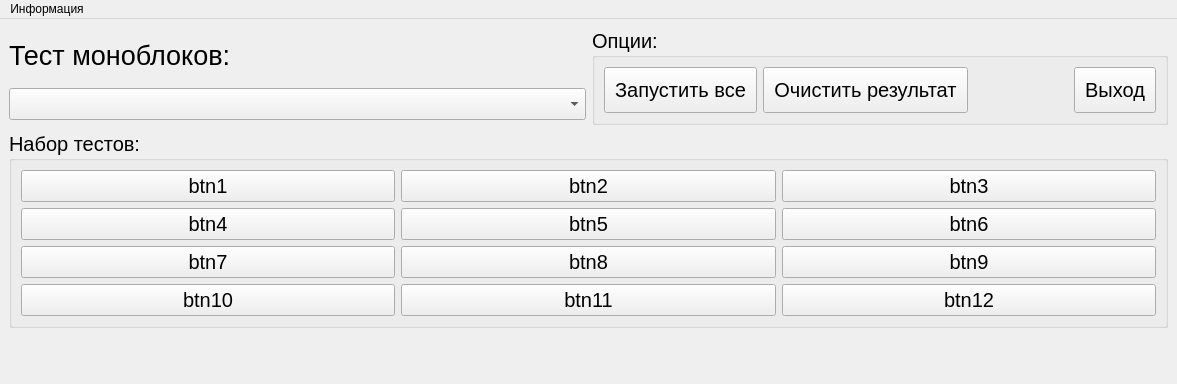
First picture: the form in ui/untitled.ui, repository Mex93/MonoblockTests, before the edit.
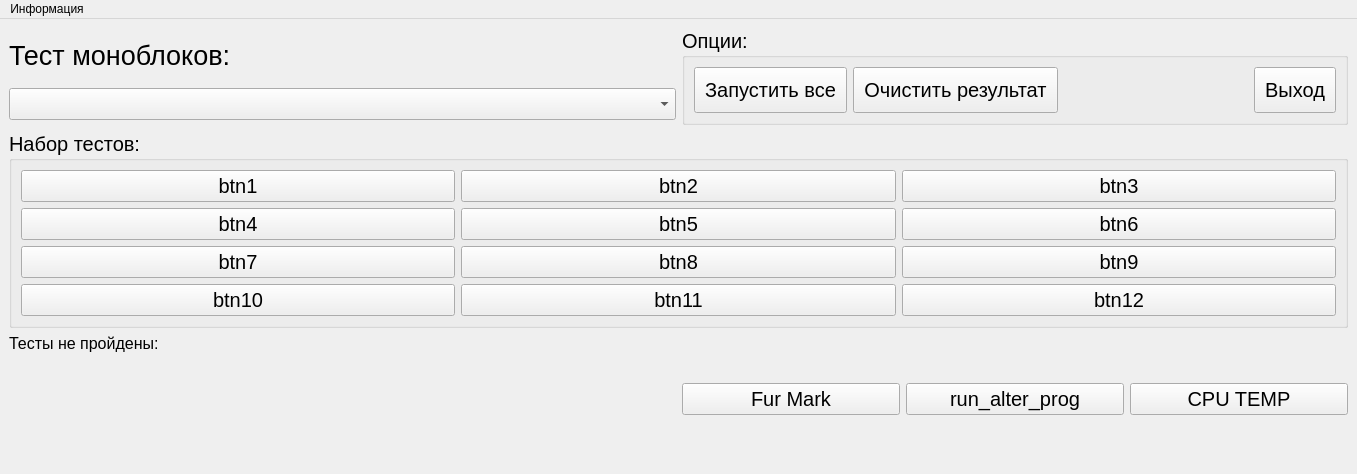
Second picture: the form after the edit. Icons and pictures are not drawn.

Commit message: added failed test label

The edit to the form file:
```diff
--- a/ui/untitled.ui
+++ b/ui/untitled.ui
@@ -6,8 +6,8 @@
    <rect>
     <x>0</x>
     <y>0</y>
-    <width>1177</width>
-    <height>384</height>
+    <width>1357</width>
+    <height>474</height>
    </rect>
   </property>
   <property name="minimumSize">
@@ -30,7 +30,7 @@
    </size>
   </property>
   <widget class="QWidget" name="centralwidget">
-   <layout class="QVBoxLayout" name="verticalLayout_6">
+   <layout class="QVBoxLayout" name="verticalLayout_7">
     <item>
      <layout class="QVBoxLayout" name="verticalLayout_5" stretch="0,1">
       <item>
@@ -287,17 +287,87 @@
          </widget>
         </item>
         <item>
-         <spacer name="verticalSpacer_2">
-          <property name="orientation">
-           <enum>Qt::Orientation::Vertical</enum>
-          </property>
-          <property name="sizeHint" stdset="0">
-           <size>
-            <width>20</width>
-            <height>40</height>
-           </size>
-          </property>
-         </spacer>
+         <layout class="QHBoxLayout" name="horizontalLayout_5">
+          <item>
+           <layout class="QVBoxLayout" name="verticalLayout_6">
+            <item>
+             <widget class="QLabel" name="label_tests_failed">
+              <property name="font">
+               <font>
+                <pointsize>12</pointsize>
+               </font>
+              </property>
+              <property name="text">
+               <string>Тесты не пройдены:</string>
+              </property>
+             </widget>
+            </item>
+            <item>
+             <spacer name="verticalSpacer">
+              <property name="orientation">
+               <enum>Qt::Orientation::Vertical</enum>
+              </property>
+              <property name="sizeHint" stdset="0">
+               <size>
+                <width>20</width>
+                <height>40</height>
+               </size>
+              </property>
+             </spacer>
+            </item>
+           </layout>
+          </item>
+          <item>
+           <layout class="QHBoxLayout" name="horizontalLayout_4">
+            <item>
+             <widget class="QPushButton" name="pushButton_furmark">
+              <property name="font">
+               <font>
+                <pointsize>15</pointsize>
+               </font>
+              </property>
+              <property name="text">
+               <string>Fur Mark</string>
+              </property>
+              <property name="icon">
+               <iconset resource="res.qrc">
+                <normaloff>:/res/fur_mark_icon.bmp</normaloff>:/res/fur_mark_icon.bmp</iconset>
+              </property>
+              <property name="iconSize">
+               <size>
+                <width>60</width>
+                <height>60</height>
+               </size>
+              </property>
+             </widget>
+            </item>
+            <item>
+             <widget class="QPushButton" name="pushButton_alter_prog">
+              <property name="font">
+               <font>
+                <pointsize>15</pointsize>
+               </font>
+              </property>
+              <property name="text">
+               <string>run_alter_prog</string>
+              </property>
+             </widget>
+            </item>
+            <item>
+             <widget class="QPushButton" name="pushButton_cpu_temp">
+              <property name="font">
+               <font>
+                <pointsize>15</pointsize>
+               </font>
+              </property>
+              <property name="text">
+               <string>CPU TEMP</string>
+              </property>
+             </widget>
+            </item>
+           </layout>
+          </item>
+         </layout>
         </item>
        </layout>
       </item>
@@ -310,7 +380,7 @@
     <rect>
      <x>0</x>
      <y>0</y>
-     <width>1177</width>
+     <width>1357</width>
      <height>22</height>
     </rect>
    </property>
```
The commit also changes 9 other files.
